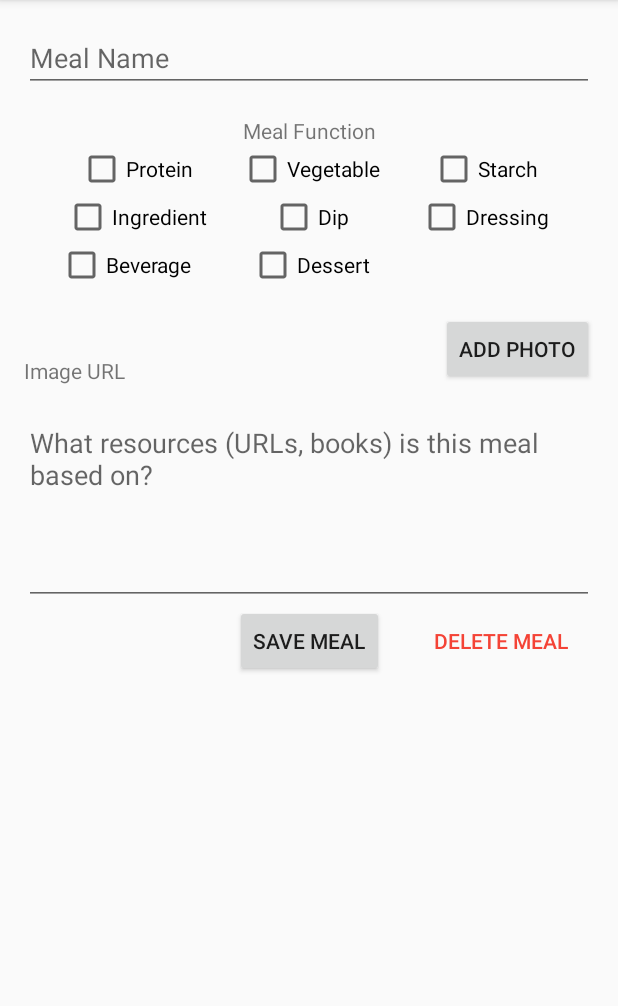
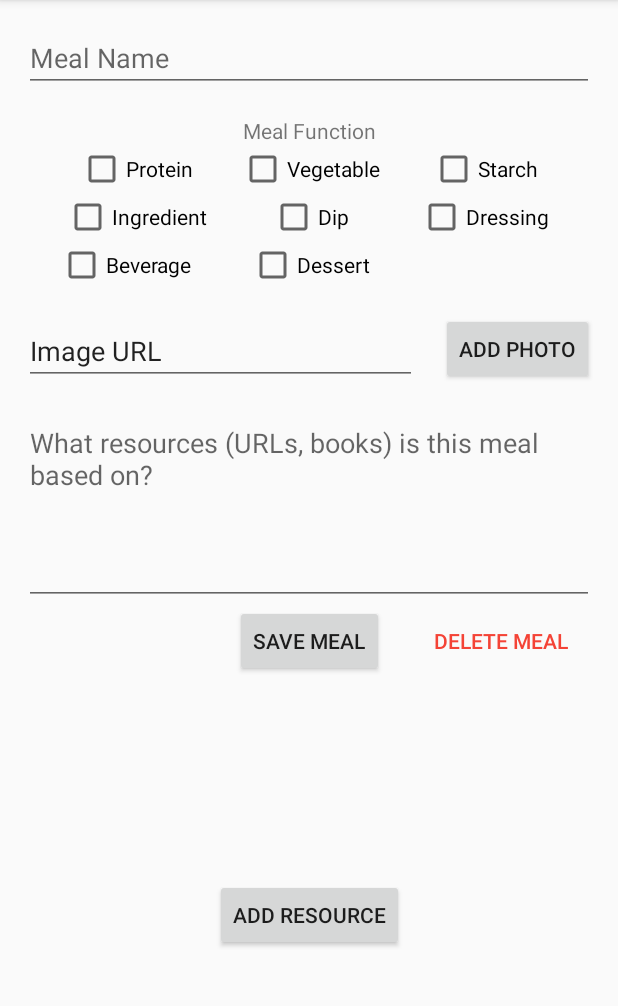
Before and after one commit to gcrosti/Brine, an Android app: the MealEditorFragment screen opened through its navigation route, on a phone screen of 412 x 824 dp, the part 84-1090 px from its top. Run offline under Robolectric (Android 15) with nearby library versions, the phone set to English and light mode, and no system bars; our stand-ins replace Firebase (no records; nobody signed in at launch, a user with empty details on screens opened directly); libraries missing offline, so code that uses them is left out: com.saurabharora.customtabs; 7 statements that could not run were skipped.

```diff
--- a/app/src/main/res/layout/fragment_meal.xml
+++ b/app/src/main/res/layout/fragment_meal.xml
@@ -20,7 +20,7 @@
     <ImageView
         android:id="@+id/recipeImage"
         android:layout_width="0dp"
-        android:layout_height="wrap_content"
+        android:layout_height="400dp"
         app:layout_constraintBottom_toTopOf="@+id/recipeFunction"
         app:layout_constraintEnd_toEndOf="parent"
         app:layout_constraintStart_toStartOf="parent"
--- a/app/src/main/res/layout/fragment_meal_editor.xml
+++ b/app/src/main/res/layout/fragment_meal_editor.xml
@@ -162,7 +162,7 @@
         app:layout_constraintEnd_toEndOf="parent"
         app:layout_constraintStart_toStartOf="parent" />
 
-    <TextView
+    <EditText
         android:id="@+id/imageURI"
         android:layout_width="0dp"
         android:layout_height="wrap_content"
@@ -173,4 +173,14 @@
         app:layout_constraintStart_toStartOf="parent"
         app:layout_constraintTop_toBottomOf="@+id/dessertCheck" />
 
+    <Button
+        android:id="@+id/addResourceButton"
+        android:layout_width="wrap_content"
+        android:layout_height="wrap_content"
+        android:text="@string/addResource"
+        app:layout_constraintBottom_toTopOf="@+id/testImageView"
+        app:layout_constraintEnd_toEndOf="parent"
+        app:layout_constraintStart_toStartOf="parent"
+        app:layout_constraintTop_toBottomOf="@+id/saveRecipeButton" />
+
 </androidx.constraintlayout.widget.ConstraintLayout>
--- a/app/src/main/res/values/strings.xml
+++ b/app/src/main/res/values/strings.xml
@@ -24,4 +24,5 @@
     <string name="saveFirstMeal">Save Your First Meal</string>
     <string name="pickImage">Add Photo</string>
     <string name="imageURL">Image URL</string>
+    <string name="addResource">Add Resource</string>
 </resources>
```
Also changed, not shown: app/build.gradle (+12 -2 lines), app/src/main/AndroidManifest.xml (+6 -1 lines), app/src/main/java/com/gdc/recipebook/BroadcastReiceiver.kt (added, +13 -0 lines), app/src/main/java/com/gdc/recipebook/MealEditorFragment.kt (+40 -5 lines), app/src/main/java/com/gdc/recipebook/MealFragment.kt (+17 -4 lines), app/src/main/java/com/gdc/recipebook/PhotoActivityResultContract.kt (added, +16 -0 lines).
